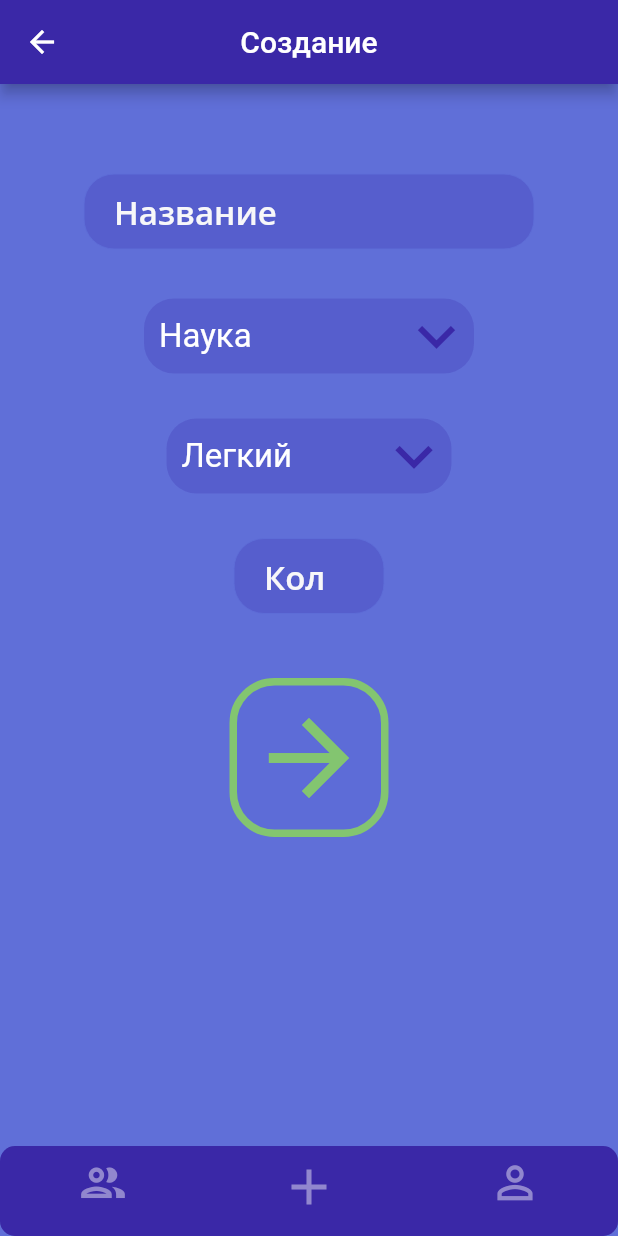
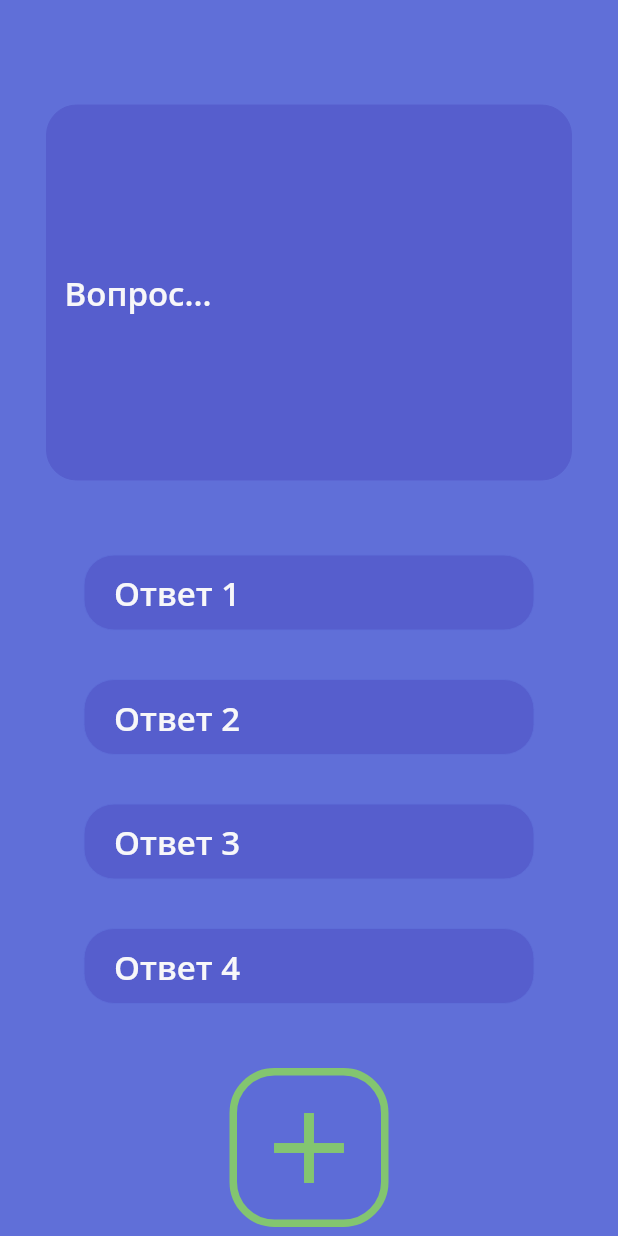
Before and after one commit to OG-Vobla/on_quiz, a Flutter app: the MainPage screen opened by its route, item 2 of the bottom bar chosen, after a tap on the "arrow forward" icon, on a phone screen of 412 x 824 dp. Run offline on Flutter 3.47's test engine with Material 2 defaults, Android fonts, the phone set to English and light mode, and no system bars; our stand-ins replace cloud_firestore, firebase_core; accounts and stored records are empty.

Commit message:
everybody s

```diff
--- /dev/null
+++ b/lib/CreateQuestion.dart
@@ -0,0 +1,213 @@
+import 'package:flutter/cupertino.dart';
+import 'package:flutter/material.dart';
+import 'package:flutter/src/widgets/container.dart';
+import 'package:flutter/src/widgets/framework.dart';
+
+class CreateQuestion extends StatefulWidget {
+  const CreateQuestion({super.key});
+
+  @override
+  State<CreateQuestion> createState() => _CreateQuestionState();
+}
+
+class _CreateQuestionState extends State<CreateQuestion> {
+  @override
+  Widget build(BuildContext context) {
+    return Scaffold(
+        backgroundColor: Color.fromARGB(250, 93, 108, 215),
+        body: Center(
+            child: Column(children: <Widget>[
+          Padding(padding: EdgeInsets.only(top: 70)),
+          Container(
+            child: SizedBox(
+              width: 350,
+              height: 250,
+              child: TextField(
+                keyboardType: TextInputType.multiline,
+                expands: true,
+                maxLines: null,
+                style: TextStyle(
+                  color: Colors.white,
+                  fontFamily: "OpenSans-SemiBold",
+                  fontSize: 22,
+                ),
+                cursorColor: Colors.white,
+                decoration: InputDecoration(
+                  enabledBorder: OutlineInputBorder(
+                    borderRadius: BorderRadius.circular(20),
+                    borderSide: BorderSide(
+                        width: 0, color: Color.fromARGB(250, 86, 94, 205)),
+                  ),
+                  focusedBorder: OutlineInputBorder(
+                    borderRadius: BorderRadius.circular(20.0),
+                    borderSide: BorderSide(
+                        width: 0, color: Color.fromARGB(250, 93, 108, 215)),
+                  ),
+                  filled: true,
+                  hintText: "Вопрос...",
+                  fillColor: Color.fromARGB(250, 86, 94, 205),
+                  hintStyle: TextStyle(
+                      color: Color.fromARGB(250, 250, 250, 250),
+                      fontFamily: "OpenSans-SemiBold",
+                      fontSize: 22),
+                ),
+              ),
+            ),
+          ),
+          Padding(padding: EdgeInsets.only(top: 50)),
+          Container(
+            child: SizedBox(
+              width: 300,
+              height: 53,
+              child: TextField(
+                style: TextStyle(
+                    color: Color.fromARGB(250, 250, 250, 250),
+                    fontFamily: "OpenSans-SemiBold",
+                    fontSize: 22),
+                cursorColor: Color.fromARGB(250, 250, 250, 250),
+                decoration: InputDecoration(
+                  contentPadding: EdgeInsets.fromLTRB(20, 20, 10, 0),
+                  enabledBorder: OutlineInputBorder(
+                    borderRadius: BorderRadius.circular(20.0),
+                    borderSide: BorderSide(
+                        width: 0, color: Color.fromARGB(250, 93, 108, 215)),
+                  ),
+                  focusedBorder: OutlineInputBorder(
+                    borderRadius: BorderRadius.circular(20.0),
+                    borderSide: BorderSide(
+                        width: 0, color: Color.fromARGB(250, 93, 108, 215)),
+                  ),
+                  filled: true,
+                  hintText: "Ответ 1",
+                  fillColor: Color.fromARGB(250, 86, 94, 205),
+                  hintStyle: TextStyle(
+                      color: Color.fromARGB(250, 250, 250, 250),
+                      fontFamily: "OpenSans-SemiBold",
+                      fontSize: 22),
+                ),
+              ),
+            ),
+          ),
+          Padding(padding: EdgeInsets.only(top: 30)),
+          Container(
+            child: SizedBox(
+              width: 300,
+              height: 53,
+              child: TextField(
+                style: TextStyle(
+                    color: Color.fromARGB(250, 250, 250, 250),
+                    fontFamily: "OpenSans-SemiBold",
+                    fontSize: 22),
+                cursorColor: Color.fromARGB(250, 250, 250, 250),
+                decoration: InputDecoration(
+                  contentPadding: EdgeInsets.fromLTRB(20, 20, 10, 0),
+                  enabledBorder: OutlineInputBorder(
+                    borderRadius: BorderRadius.circular(20.0),
+                    borderSide: BorderSide(
+                        width: 0, color: Color.fromARGB(250, 93, 108, 215)),
+                  ),
+                  focusedBorder: OutlineInputBorder(
+                    borderRadius: BorderRadius.circular(20.0),
+                    borderSide: BorderSide(
+                        width: 0, color: Color.fromARGB(250, 93, 108, 215)),
+                  ),
+                  filled: true,
+                  hintText: "Ответ 2",
+                  fillColor: Color.fromARGB(250, 86, 94, 205),
+                  hintStyle: TextStyle(
+                      color: Color.fromARGB(250, 250, 250, 250),
+                      fontFamily: "OpenSans-SemiBold",
+                      fontSize: 22),
+                ),
+              ),
+            ),
+          ),
+          Padding(padding: EdgeInsets.only(top: 30)),
+          Container(
+            child: SizedBox(
+              width: 300,
+              height: 53,
+              child: TextField(
+                style: TextStyle(
+                    color: Color.fromARGB(250, 250, 250, 250),
+                    fontFamily: "OpenSans-SemiBold",
+                    fontSize: 22),
+                cursorColor: Color.fromARGB(250, 250, 250, 250),
+                decoration: InputDecoration(
+                  contentPadding: EdgeInsets.fromLTRB(20, 20, 10, 0),
+                  enabledBorder: OutlineInputBorder(
+                    borderRadius: BorderRadius.circular(20.0),
+                    borderSide: BorderSide(
+                        width: 0, color: Color.fromARGB(250, 93, 108, 215)),
+                  ),
+                  focusedBorder: OutlineInputBorder(
+                    borderRadius: BorderRadius.circular(20.0),
+                    borderSide: BorderSide(
+                        width: 0, color: Color.fromARGB(250, 93, 108, 215)),
+                  ),
+                  filled: true,
+                  hintText: "Ответ 3",
+                  fillColor: Color.fromARGB(250, 86, 94, 205),
+                  hintStyle: TextStyle(
+                      color: Color.fromARGB(250, 250, 250, 250),
+                      fontFamily: "OpenSans-SemiBold",
+                      fontSize: 22),
+                ),
+              ),
+            ),
+          ),
+          Padding(padding: EdgeInsets.only(top: 30)),
+          Container(
+            child: SizedBox(
+              width: 300,
+              height: 53,
+              child: TextField(
+                style: TextStyle(
+                    color: Color.fromARGB(250, 250, 250, 250),
+                    fontFamily: "OpenSans-SemiBold",
+                    fontSize: 22),
+                cursorColor: Color.fromARGB(250, 250, 250, 250),
+                decoration: InputDecoration(
+                  contentPadding: EdgeInsets.fromLTRB(20, 20, 10, 0),
+                  enabledBorder: OutlineInputBorder(
+                    borderRadius: BorderRadius.circular(20.0),
+                    borderSide: BorderSide(
+                        width: 0, color: Color.fromARGB(250, 93, 108, 215)),
+                  ),
+                  focusedBorder: OutlineInputBorder(
+                    borderRadius: BorderRadius.circular(20.0),
+                    borderSide: BorderSide(
+                        width: 0, color: Color.fromARGB(250, 93, 108, 215)),
+                  ),
+                  filled: true,
+                  hintText: "Ответ 4",
+                  fillColor: Color.fromARGB(250, 86, 94, 205),
+                  hintStyle: TextStyle(
+                      color: Color.fromARGB(250, 250, 250, 250),
+                      fontFamily: "OpenSans-SemiBold",
+                      fontSize: 22),
+                ),
+              ),
+            ),
+          ),
+          Padding(padding: EdgeInsets.only(top: 40)),
+          Container(
+            decoration: BoxDecoration(
+                borderRadius: BorderRadius.circular(30),
+                border: Border.all(
+                  color: Color.fromARGB(250, 132, 199, 110),
+                  width: 5,
+                ),
+                color: Color.fromARGB(250, 93, 108, 215)),
+            child: SizedBox(
+              child: IconButton(
+                icon: Icon(Icons.add),
+                iconSize: 80,
+                color: Color.fromARGB(250, 132, 199, 110),
+                onPressed: () {},
+              ),
+            ),
+          ),
+        ])));
+  }
+}
--- a/lib/authPage.dart
+++ b/lib/authPage.dart
@@ -49,7 +49,7 @@ class _MyAuthPageState extends State<AuthPage> {
                   height: 115,
                   fit: BoxFit.cover,
                 ),
-                Padding(padding: EdgeInsets.only(top: 5)),
+                Padding(padding: EdgeInsets.only(top: 20)),
                 Text(
                   "ОнКвиз",
                   style: TextStyle(
--- a/lib/createQuizPage.dart
+++ b/lib/createQuizPage.dart
@@ -190,7 +190,9 @@ class _MyWidgetState extends State<CreateQuizPage> {
               icon: Icon(Icons.arrow_forward),
               iconSize: 80,
               color: Color.fromARGB(250, 132, 199, 110),
-              onPressed: () {},
+              onPressed: () {
+                Navigator.pushNamed(context, '/CreateQuestion');
+              },
             ),
           ),
         ),
--- a/lib/main.dart
+++ b/lib/main.dart
@@ -4,6 +4,8 @@ import 'package:flutter/services.dart';
 import 'authPage.dart';
 import 'registrationPage.dart';
 import 'mainPage.dart';
+import 'myquiz.dart';
+import 'CreateQuestion.dart';
 
 void main() async {
   WidgetsFlutterBinding.ensureInitialized();
@@ -22,7 +24,8 @@ class MyThemeApp extends StatelessWidget {
         '/': (context) => const AuthPage(),
         '/regPage': (context) => const RegistrationPage(),
         '/mainPage': (context) => const MainPage(),
-
+        '/myquiz': (context) => const MyQuizPage(),
+        '/CreateQuestion': (context) => const CreateQuestion(),
       },
     );
   }
--- a/lib/mainPage.dart
+++ b/lib/mainPage.dart
@@ -5,6 +5,7 @@ import 'package:flutter/cupertino.dart';
 import 'package:flutter/material.dart';
 import 'package:flutter/services.dart';
 import 'package:flutter/material.dart';
+import 'package:on_quiz/myquiz.dart';
 import 'quizsPage.dart';
 import 'createQuizPage.dart';
 
@@ -59,6 +60,7 @@ class StateMainPage extends State<MainPage> {
     final list = [
       const QuizsPage(),
       const CreateQuizPage(),
+      const MyQuizPage(),
     ];
     AppBar appBarSearch = AppBar(
       automaticallyImplyLeading: true,
--- /dev/null
+++ b/lib/myquiz.dart
@@ -0,0 +1,12 @@
+import 'package:flutter/material.dart';
+import 'package:flutter/src/widgets/container.dart';
+import 'package:flutter/src/widgets/framework.dart';
+
+class MyQuizPage extends StatelessWidget {
+  const MyQuizPage({super.key});
+
+  @override
+  Widget build(BuildContext context) {
+    return Container();
+  }
+}
```
